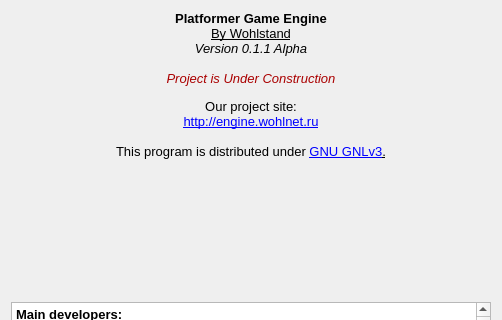
First picture: the form in Editor/about_dialog/aboutdialog.ui, repository WohlSoft/Moondust-Project, before the edit; both pictures show x 0 to 502 and y 0 to 320 of the 502 by 491 pixel window.
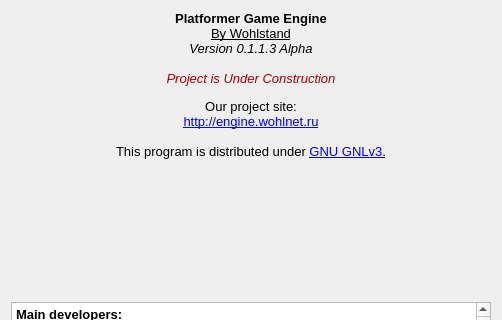
Second picture: the form after the edit. Icons and pictures are not drawn.

What changed in the file:
```diff
--- a/Editor/about_dialog/aboutdialog.ui
+++ b/Editor/about_dialog/aboutdialog.ui
@@ -90,7 +90,7 @@
 &lt;/style&gt;&lt;/head&gt;&lt;body style=&quot; font-family:'Liberation Sans'; font-size:8pt; font-weight:600; font-style:normal;&quot;&gt;
 &lt;p align=&quot;center&quot; style=&quot; margin-top:0px; margin-bottom:0px; margin-left:0px; margin-right:0px; -qt-block-indent:0; text-indent:0px;&quot;&gt;&lt;img src=&quot;:/images/cat/cat_128.png&quot; /&gt;&lt;/p&gt;
 &lt;p align=&quot;center&quot; style=&quot; margin-top:0px; margin-bottom:0px; margin-left:0px; margin-right:0px; -qt-block-indent:0; text-indent:0px;&quot;&gt;&lt;span style=&quot; font-size:10pt;&quot;&gt;Platformer Game Engine&lt;/span&gt;&lt;/p&gt;
-&lt;p align=&quot;center&quot; style=&quot; margin-top:0px; margin-bottom:0px; margin-left:0px; margin-right:0px; -qt-block-indent:0; text-indent:0px;&quot;&gt;&lt;span style=&quot; font-size:10pt; font-weight:400; text-decoration: underline;&quot;&gt;By Wohlstand&lt;/span&gt;&lt;span style=&quot; font-size:10pt;&quot;&gt;&lt;br /&gt;&lt;/span&gt;&lt;span style=&quot; font-size:10pt; font-weight:400; font-style:italic;&quot;&gt;Version 0.1.1 Alpha&lt;/span&gt;&lt;/p&gt;
+&lt;p align=&quot;center&quot; style=&quot; margin-top:0px; margin-bottom:0px; margin-left:0px; margin-right:0px; -qt-block-indent:0; text-indent:0px;&quot;&gt;&lt;span style=&quot; font-size:10pt; font-weight:400; text-decoration: underline;&quot;&gt;By Wohlstand&lt;/span&gt;&lt;span style=&quot; font-size:10pt;&quot;&gt;&lt;br /&gt;&lt;/span&gt;&lt;span style=&quot; font-size:10pt; font-weight:400; font-style:italic;&quot;&gt;Version 0.1.1.3 Alpha&lt;/span&gt;&lt;/p&gt;
 &lt;p align=&quot;center&quot; style=&quot;-qt-paragraph-type:empty; margin-top:0px; margin-bottom:0px; margin-left:0px; margin-right:0px; -qt-block-indent:0; text-indent:0px; font-size:10pt; font-weight:400; font-style:italic;&quot;&gt;&lt;br /&gt;&lt;/p&gt;
 &lt;p align=&quot;center&quot; style=&quot; margin-top:0px; margin-bottom:0px; margin-left:0px; margin-right:0px; -qt-block-indent:0; text-indent:0px;&quot;&gt;&lt;span style=&quot; font-size:10pt; font-weight:400; font-style:italic; color:#aa0000;&quot;&gt;Project is Under Construction&lt;/span&gt;&lt;span style=&quot; font-size:10pt; font-weight:400;&quot;&gt;&lt;br /&gt;&lt;/span&gt;&lt;/p&gt;
 &lt;p align=&quot;center&quot; style=&quot; margin-top:0px; margin-bottom:0px; margin-left:0px; margin-right:0px; -qt-block-indent:0; text-indent:0px;&quot;&gt;&lt;span style=&quot; font-size:10pt; font-weight:400;&quot;&gt;Our project site:&lt;/span&gt;&lt;/p&gt;
```
